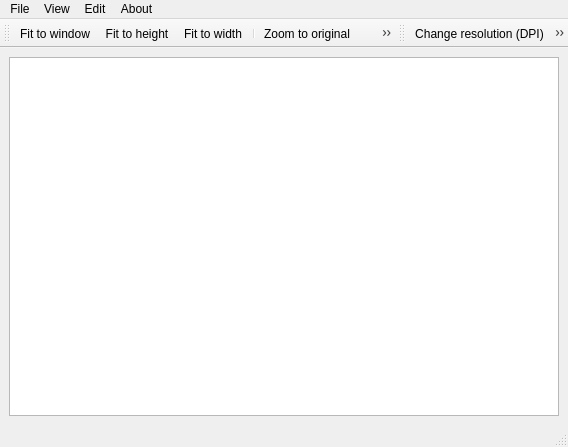
The window that dialogs/mainwindow.ui (zdenop/Qt-Leptonica) describes before a commit, drawn with Qt 5.
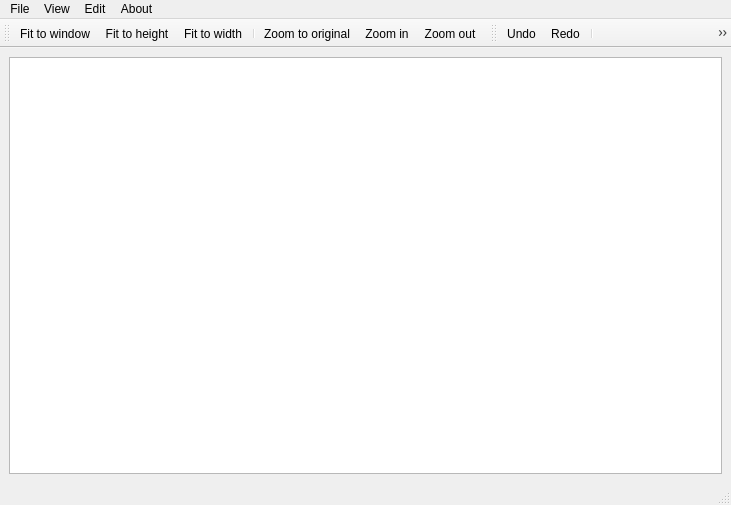
The same window after the commit. Icons and pictures are not drawn.

Commit message: undo&redo in individual file; use mainwindow.ui

```diff
--- a/dialogs/mainwindow.ui
+++ b/dialogs/mainwindow.ui
@@ -6,8 +6,8 @@
    <rect>
     <x>0</x>
     <y>0</y>
-    <width>568</width>
-    <height>447</height>
+    <width>731</width>
+    <height>505</height>
    </rect>
   </property>
   <property name="windowTitle">
@@ -125,6 +125,9 @@
    <attribute name="toolBarBreak">
     <bool>false</bool>
    </attribute>
+   <addaction name="actionUndo"/>
+   <addaction name="actionRedo"/>
+   <addaction name="separator"/>
    <addaction name="actionChange_resolution"/>
    <addaction name="actionDetectOrientation"/>
    <addaction name="actionBinarizeUnIl"/>
@@ -419,6 +422,24 @@
     <string>Convert to GrayScale</string>
    </property>
   </action>
+  <action name="actionUndo">
+   <property name="icon">
+    <iconset resource="../resources/application.qrc">
+     <normaloff>:/undo</normaloff>:/undo</iconset>
+   </property>
+   <property name="text">
+    <string>Undo</string>
+   </property>
+  </action>
+  <action name="actionRedo">
+   <property name="icon">
+    <iconset resource="../resources/application.qrc">
+     <normaloff>:/redo</normaloff>:/redo</iconset>
+   </property>
+   <property name="text">
+    <string>Redo</string>
+   </property>
+  </action>
  </widget>
  <resources>
   <include location="../resources/application.qrc"/>
```
Left out of the diff: 3 changed lines with no effect on the pictures. The commit also changes 4 other files.
